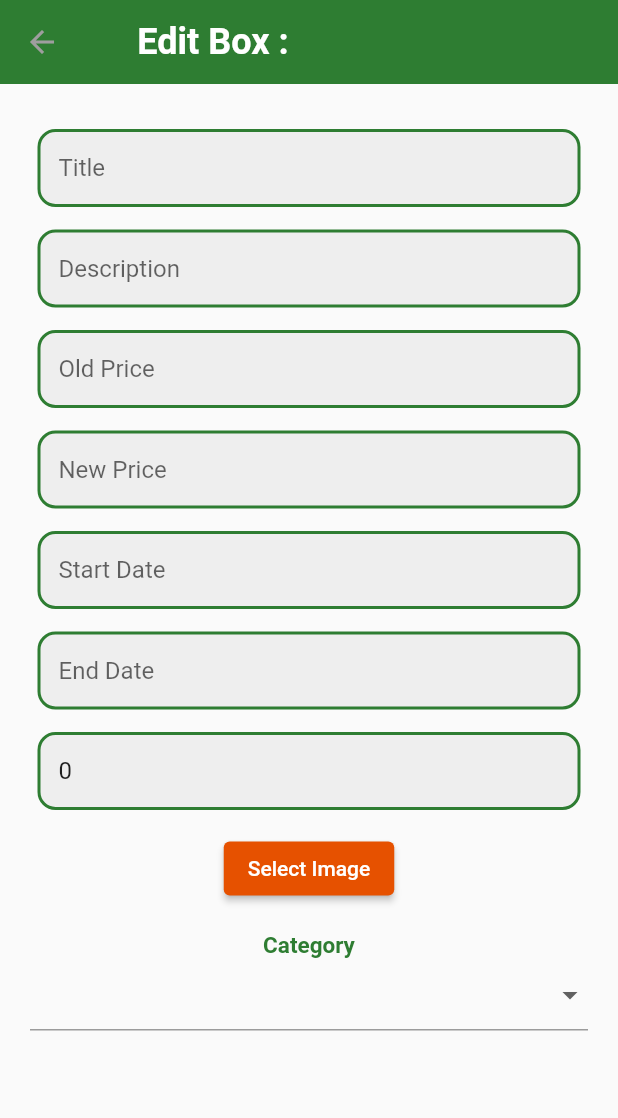
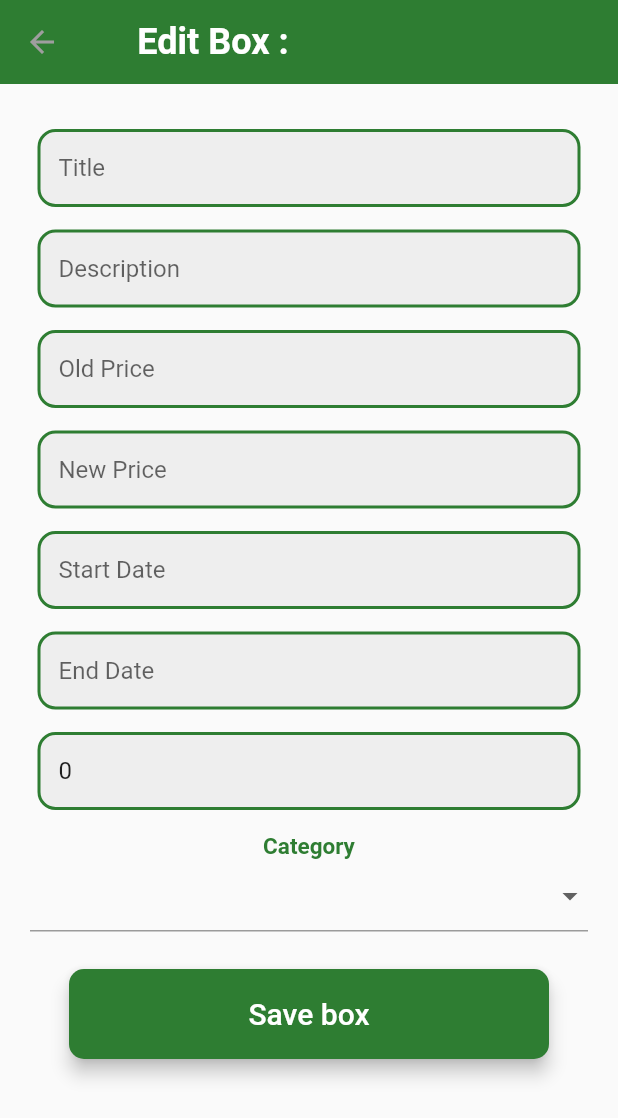
Before and after one commit to ahmedmili/licence_pfe_mobile, a Flutter app: the FoodDetailsPartner screen opened by its route, after a tap on "Edit", on a phone screen of 412 x 824 dp. Shown: the top 1118 px of the screen. Run offline on Flutter 3.47's test engine with Material 2 defaults, Android fonts, the phone set to English and light mode, and no system bars; our stand-ins replace barcode_widget, equatable, firebase_core, firebase_messaging, geolocator, get and 7 more; missing offline and left inert: flutter_barcode_scanner; accounts and stored records are empty; network calls fail.

Commit message:
[Feat] edit box and refresh displayed data

```diff
--- a/lib/Screens/partner/editBox_partner.dart
+++ b/lib/Screens/partner/editBox_partner.dart
@@ -10,6 +10,7 @@ import 'package:path/path.dart' as path;
 import '../../dimensions.dart';
 import 'package:saverapp/Models/boxs.dart';
 import 'package:saverapp/Services/globals.dart';
+import 'package:saverapp/Services/box.dart';
 
 import '../../widget/rounded_button.dart';
 
@@ -33,7 +34,6 @@ class _EditBoxState extends State<EditBox> {
   late File? _image = null;
   String _category = '';
   String _imageName = '';
-  late String token;
 
   List<String> categories = [
     '',
@@ -98,6 +98,8 @@ class _EditBoxState extends State<EditBox> {
 
   @override
   Widget build(BuildContext context) {
+    final Box box = controller.box;
+
     return Scaffold(
       appBar: AppBar(
         title: Padding(
@@ -137,7 +139,9 @@ class _EditBoxState extends State<EditBox> {
                         hintText: 'Title'.tr,
                       ),
                       onChanged: (value) {
-                        _title = value;
+                        setState(() {
+                          _title = value;
+                        });
                       },
                     ),
                   ),
@@ -163,7 +167,9 @@ class _EditBoxState extends State<EditBox> {
                         hintText: 'Description',
                       ),
                       onChanged: (value) {
-                        _description = value;
+                        setState(() {
+                          _description = value;
+                        });
                       },
                     ),
                   ),
@@ -189,7 +195,9 @@ class _EditBoxState extends State<EditBox> {
                         hintText: 'Old_Price'.tr,
                       ),
                       onChanged: (value) {
-                        _oldprice = value;
+                        setState(() {
+                          _oldprice = value;
+                        });
                       },
                     ),
                   ),
@@ -215,7 +223,9 @@ class _EditBoxState extends State<EditBox> {
                         hintText: 'New_Price'.tr,
                       ),
                       onChanged: (value) {
-                        _newprice = value;
+                        setState(() {
+                          _newprice = value;
+                        });
                       },
                     ),
                   ),
@@ -242,6 +252,7 @@ class _EditBoxState extends State<EditBox> {
                       setState(() {
                         _startDate = DateTime(date.year, date.month, date.day,
                             time.hour, time.minute);
+                        startdatetimeController.text = _startDate.toString();
                       });
                     }
                   }
@@ -261,7 +272,7 @@ class _EditBoxState extends State<EditBox> {
                         child: TextField(
                           controller: TextEditingController(
                             text: _startDate == null
-                                ? ''
+                                ? startdatetimeController.text
                                 : DateFormat('yyyy-MM-dd HH:mm')
                                     .format(_startDate!),
                           ),
@@ -297,6 +308,7 @@ class _EditBoxState extends State<EditBox> {
                       setState(() {
                         _endDate = DateTime(date.year, date.month, date.day,
                             time.hour, time.minute);
+                        enddateController.text = _endDate.toString();
                       });
                     }
                   }
@@ -316,7 +328,7 @@ class _EditBoxState extends State<EditBox> {
                         child: TextField(
                           controller: TextEditingController(
                             text: _endDate == null
-                                ? ''
+                                ? enddateController.text
                                 : DateFormat('yyyy-MM-dd HH:mm')
                                     .format(_endDate!),
                           ),
@@ -350,7 +362,9 @@ class _EditBoxState extends State<EditBox> {
                         hintText: 'Quantity'.tr,
                       ),
                       onChanged: (value) {
-                        _quantity = value;
+                        setState(() {
+                          _quantity = value;
+                        });
                       },
                     ),
                   ),
@@ -359,30 +373,30 @@ class _EditBoxState extends State<EditBox> {
               const SizedBox(
                 height: 15,
               ),
-              ElevatedButton(
-                onPressed: _pickImage,
-                style: ElevatedButton.styleFrom(
-                  backgroundColor: Colors.orange[900],
-                ),
-                child: Text('Select_Image'.tr),
-              ),
-              const SizedBox(height: 3),
-              SizedBox(
-                child: _image == null
-                    ? const SizedBox()
-                    : Container(
-                        width: double.infinity,
-                        height: 150,
-                        decoration: BoxDecoration(
-                          border: Border.all(color: Colors.green.shade800),
-                          borderRadius: BorderRadius.circular(10),
-                        ),
-                        child: Image.file(_image!, fit: BoxFit.cover),
-                      ),
-              ),
-              const SizedBox(
-                height: 15,
-              ),
+              // ElevatedButton(
+              //   onPressed: _pickImage,
+              //   style: ElevatedButton.styleFrom(
+              //     backgroundColor: Colors.orange[900],
+              //   ),
+              //   child: Text('Select_Image'.tr),
+              // ),
+              // const SizedBox(height: 3),
+              // SizedBox(
+              //   child: _image == null
+              //       ? const SizedBox()
+              //       : Container(
+              //           width: double.infinity,
+              //           height: 150,
+              //           decoration: BoxDecoration(
+              //             border: Border.all(color: Colors.green.shade800),
+              //             borderRadius: BorderRadius.circular(10),
+              //           ),
+              //           child: Image.file(_image!, fit: BoxFit.cover),
+              //         ),
+              // ),
+              // const SizedBox(
+              //   height: 15,
+              // ),
               // Utilisez un DropdownButtonFormField pour sélectionner la catégorie
               Text(
                 'Category'.tr,
@@ -392,7 +406,7 @@ class _EditBoxState extends State<EditBox> {
                     color: Colors.green[800]),
               ),
               DropdownButtonFormField(
-                value: _category,
+                value: categoryController.text,
                 items: categories.map((category) {
                   return DropdownMenuItem(
                     value: category,
@@ -402,6 +416,7 @@ class _EditBoxState extends State<EditBox> {
                 onChanged: (value) {
                   setState(() {
                     _category = value as String;
+                    categoryController.text = _category;
                   });
                 },
               ),
@@ -410,10 +425,22 @@ class _EditBoxState extends State<EditBox> {
                 height: 25,
               ),
 
-              // RoundedButton(
-              //   btnText: 'Create_Box'.tr,
-              //   onBtnPressed: () => createBoxPressed(),
-              // ),
+              RoundedButton(
+                btnText: "${'Save'.tr} box",
+                onBtnPressed: () {
+                  BoxServices.updateBoxDetails(
+                    box.id,
+                    titleController.value.text,
+                    descriptionController.value.text,
+                    oldpriceController.value.text,
+                    newpriceController.value.text,
+                    startdatetimeController.value.text,
+                    enddateController.value.text,
+                    quantityController.value.text,
+                    categoryController.value.text,
+                  );
+                },
+              ),
 
               const SizedBox(
                 height: 20,
--- a/lib/Screens/partner/foodDetails_partner.dart
+++ b/lib/Screens/partner/foodDetails_partner.dart
@@ -80,7 +80,10 @@ class _FoodDetailsPartnerState extends State<FoodDetailsPartner> {
                     topLeft: Radius.circular(20),
                   ),
                   color: Colors.white),
-            child: Column(
+              child: GetBuilder<GlobalController>(
+                builder: (controller) {
+                  print("rebuild");
+                  return Column(
                     crossAxisAlignment: CrossAxisAlignment.start,
                     children: [
                       Row(
@@ -92,7 +95,7 @@ class _FoodDetailsPartnerState extends State<FoodDetailsPartner> {
                             width: 5,
                           ),
                           Text(
-                      '${"Title".tr} : ${box.title}',
+                            '${"Title".tr} : ${controller.box.title}',
                             style: const TextStyle(
                                 fontSize: 14, fontWeight: FontWeight.bold),
                           ),
@@ -110,7 +113,7 @@ class _FoodDetailsPartnerState extends State<FoodDetailsPartner> {
                             width: 5,
                           ),
                           Text(
-                      '${"Category".tr} : ${box.category}',
+                            '${"Category".tr} : ${controller.box.category}',
                             style: const TextStyle(
                                 fontSize: 14, fontWeight: FontWeight.bold),
                           ),
@@ -129,7 +132,7 @@ class _FoodDetailsPartnerState extends State<FoodDetailsPartner> {
                                 width: 5,
                               ),
                               Text(
-                          '${"Initial_quantity".tr} : ${box.quantity}',
+                                '${"Initial_quantity".tr} : ${controller.box.quantity}',
                                 style: const TextStyle(
                                     fontSize: 14, fontWeight: FontWeight.bold),
                               ),
@@ -138,7 +141,7 @@ class _FoodDetailsPartnerState extends State<FoodDetailsPartner> {
                           Padding(
                             padding: const EdgeInsets.only(left: 30),
                             child: Text(
-                        '${"Remaining_quantity".tr} : ${box.remaining_quantity}',
+                              '${"Remaining_quantity".tr} : ${controller.box.remaining_quantity}',
                               style: const TextStyle(
                                   fontSize: 14, fontWeight: FontWeight.bold),
                             ),
@@ -158,7 +161,7 @@ class _FoodDetailsPartnerState extends State<FoodDetailsPartner> {
                                 width: 5,
                               ),
                               Text(
-                          '${"Available from".tr} : ${box.startdate}',
+                                '${"Available from".tr} : ${controller.box.startdate}',
                                 style: const TextStyle(
                                     fontSize: 14, fontWeight: FontWeight.bold),
                               ),
@@ -167,7 +170,7 @@ class _FoodDetailsPartnerState extends State<FoodDetailsPartner> {
                           Padding(
                             padding: const EdgeInsets.only(left: 30),
                             child: Text(
-                        '${"To".tr} : ${box.startdate}',
+                              '${"To".tr} : ${controller.box.startdate}',
                               style: const TextStyle(
                                   fontSize: 14, fontWeight: FontWeight.bold),
                             ),
@@ -187,7 +190,7 @@ class _FoodDetailsPartnerState extends State<FoodDetailsPartner> {
                           Expanded(
                             child: SingleChildScrollView(
                               child: Text(
-                          "Description : ${box.description}",
+                                "Description : ${controller.box.description}",
                                 style: const TextStyle(
                                     fontSize: 14, fontWeight: FontWeight.bold),
                               ),
@@ -197,8 +200,9 @@ class _FoodDetailsPartnerState extends State<FoodDetailsPartner> {
                         ],
                       ),
                     ],
-            ),
-          ),
+                  );
+                },
+              )),
         ),
         Positioned(
           left: 0,
@@ -211,7 +215,7 @@ class _FoodDetailsPartnerState extends State<FoodDetailsPartner> {
               crossAxisAlignment: CrossAxisAlignment.end,
               children: [
                 Text(
-                  '${box.oldprice} Dt',
+                  '${controller.box.oldprice} Dt',
                   style: const TextStyle(
                     fontSize: 16,
                     color: Colors.redAccent,
@@ -223,7 +227,7 @@ class _FoodDetailsPartnerState extends State<FoodDetailsPartner> {
                   height: 5,
                 ),
                 Text(
-                  '${box.newprice} Dt',
+                  '${controller.box.newprice} Dt',
                   style: TextStyle(
                     fontSize: 18,
                     fontWeight: FontWeight.bold,
--- a/lib/Services/box.dart
+++ b/lib/Services/box.dart
@@ -1,6 +1,12 @@
+import 'dart:convert';
+
+import 'package:get/get.dart';
 import 'package:http/http.dart' as http;
+import '../Models/boxs.dart';
 import 'globals.dart';
 import 'dart:io';
+
+final GlobalController controller = Get.find<GlobalController>();
 
 class BoxServices {
   static Future<http.Response> addBox(
@@ -45,4 +51,64 @@ class BoxServices {
       throw Exception('Erreur lors de la requête : ${response.statusCode}');
     }
   }
+
+  static Future<void> updateBoxDetails(
+    int id,
+    String title,
+    String description,
+    String oldprice,
+    String newprice,
+    String startdate,
+    String enddate,
+    String quantity,
+    String category,
+  ) async {
+    final token = controller.token;
+
+    var uri = Uri.parse('${baseURL}partner/updateBoxDetails/$id');
+
+    final response = await http.put(
+      uri,
+      headers: {
+        "Content-Type": "application/json",
+        'Authorization': 'Bearer $token'
+      },
+      body: json.encode({
+        "title": title,
+        "description": description,
+        "oldprice": oldprice,
+        "newprice": newprice,
+        "startdate": DateTime.parse(startdate).toIso8601String(),
+        "enddate": DateTime.parse(enddate).toIso8601String(),
+        "quantity": int.parse(quantity).toString(),
+        "category": category,
+      }),
+    );
+
+    print(jsonDecode(response.body)["box"]);
+    Box box = Box(
+      title: jsonDecode(response.body)["box"]['title'],
+      category: jsonDecode(response.body)["box"]['category'],
+      description: jsonDecode(response.body)["box"]['description'],
+      enddate: jsonDecode(response.body)["box"]['enddate'],
+      id: jsonDecode(response.body)["box"]['id'],
+      image: jsonDecode(response.body)["box"]['image'],
+      newprice: jsonDecode(response.body)["box"]['newprice'],
+      oldprice: jsonDecode(response.body)["box"]["oldprice"],
+      partnerId: jsonDecode(response.body)["box"]["partner_id"],
+      quantity: int.parse(jsonDecode(response.body)["box"]["quantity"]),
+      remaining_quantity:
+          int.parse(jsonDecode(response.body)["box"]['remaining_quantity']),
+      startdate: jsonDecode(response.body)["box"]['startdate'],
+    );
+    controller.setBox(box);
+    if (response.statusCode == 200) {
+      Get.snackbar('Success', 'box details changed successfully');
+      Get.back();
+    } else {
+      Get.snackbar(
+          'Error'.tr, 'Failed to changed box details. Please try again.');
+      throw Exception('Failed to fetch partner data');
+    }
+  }
 }
--- a/lib/Services/globals.dart
+++ b/lib/Services/globals.dart
@@ -8,9 +8,9 @@ import '../Models/partner.dart';
 // const String localhost = "192.168.137.119"; // bee
 // const String localhost = "192.168.100.20";
 // const String localhost = "192.168.17.36"; // hrizi
-const String localhost = "192.168.137.119"; // coffe
+// const String localhost = "192.168.137.119"; // coffe
 // const String localhost = "172.16.27.231"; // iset
-// const String localhost = "192.168.1.140"; // foye
+const String localhost = "192.168.1.140"; // foye
 
 const String baseURL = "http://$localhost:8000/api/";
 
--- a/lib/Services/partners.dart
+++ b/lib/Services/partners.dart
@@ -299,7 +299,6 @@ class PartnersService {
 // update image
 
   static Future<void> updateImage(File image) async {
-    print("aaaaaaaaaaaaaaaaaaa");
     final token = controller.token;
     Map<String, String> headers = {
       "Content-Type": "application/json",
```
Lines whose indentation alone changed are shown as unchanged.
